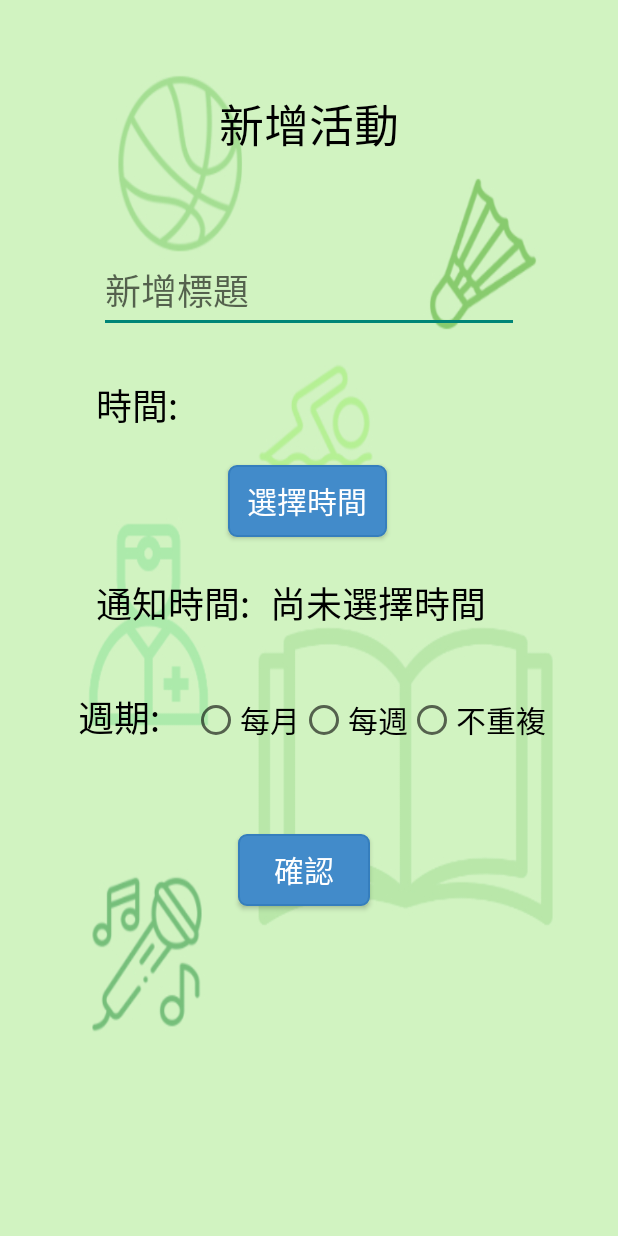
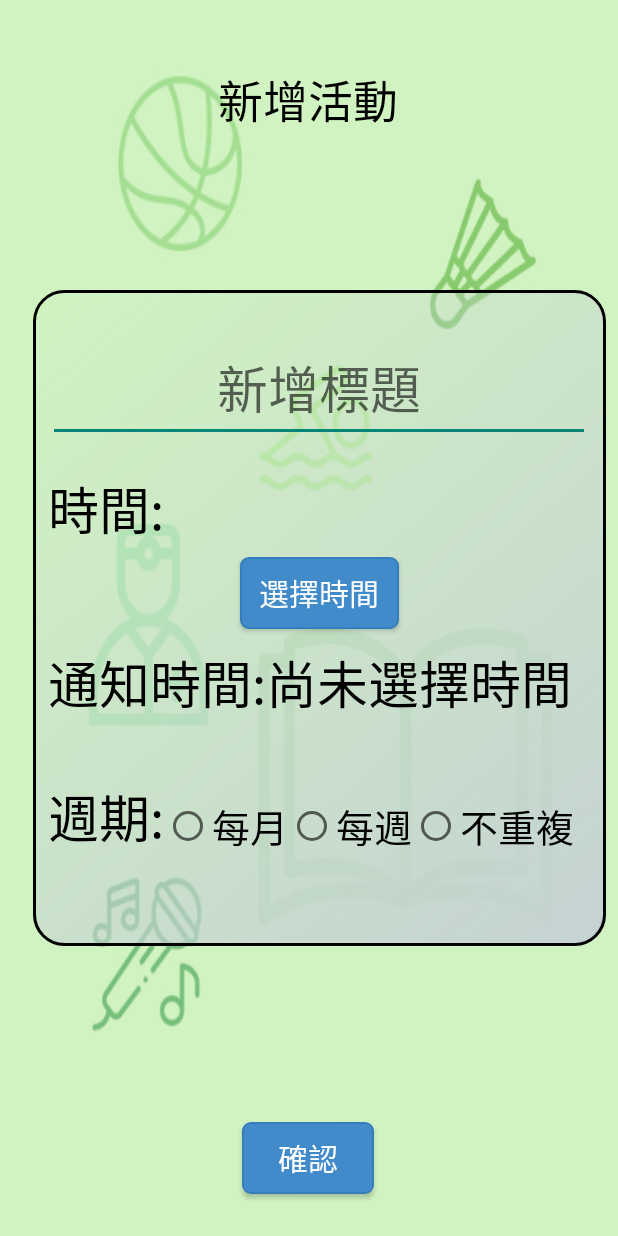
Before and after one commit to HappyGroupHub/TimeManagementMaster, an Android app: the ActivityAddEvent screen opened directly, with no data from a screen before it, on a phone screen of 412 x 824 dp. Run offline under Robolectric (Android 15) with nearby library versions, the phone set to English and light mode, and no system bars; 2 statements that could not run were skipped.

Commit message:
Update(Kyle) - final decoration

```diff
--- a/app/src/main/res/layout/activity_add_event.xml
+++ b/app/src/main/res/layout/activity_add_event.xml
@@ -7,67 +7,24 @@
     android:background="@drawable/addbackground"
     tools:context=".ActivityAddEvent"
     tools:layout_editor_absoluteX="3dp"
-    tools:layout_editor_absoluteY="32dp">
+    tools:layout_editor_absoluteY="32dp"><![CDATA[
 
-    <TextView
-        android:id="@+id/tv_title"
-        android:layout_width="wrap_content"
-        android:layout_height="wrap_content"
-        android:layout_marginStart="8dp"
-        android:layout_marginTop="60dp"
-        android:layout_marginEnd="8dp"
-        android:text="新增活動"
-        android:textColor="@color/black"
-        android:textSize="30sp"
-        app:layout_constraintEnd_toEndOf="parent"
-        app:layout_constraintStart_toStartOf="parent"
-        app:layout_constraintTop_toTopOf="parent" />
 
-    <EditText
-        android:id="@+id/et_eventName"
-        android:layout_width="wrap_content"
-        android:layout_height="wrap_content"
-        android:layout_marginStart="32dp"
-        android:layout_marginTop="60dp"
-        android:layout_marginEnd="32dp"
-        android:ems="10"
-        android:hint="新增標題"
-        android:inputType="textPersonName"
-        android:textSize="24sp"
-        app:layout_constraintEnd_toEndOf="parent"
-        app:layout_constraintStart_toStartOf="parent"
-        app:layout_constraintTop_toBottomOf="@+id/tv_title" />
 
-    <TextView
-        android:id="@+id/tv_time_add_event"
-        android:layout_width="wrap_content"
-        android:layout_height="wrap_content"
-        android:layout_marginStart="64dp"
-        android:layout_marginTop="252dp"
-        android:text="時間:"
-        android:textColor="@color/black"
-        android:textSize="24sp"
-        app:layout_constraintStart_toStartOf="parent"
-        app:layout_constraintTop_toTopOf="parent" /><![CDATA[
+
+
+
 
     app:layout_constraintTop_toTopOf="parent"
     tools:ignore="TouchTargetSizeCheck" />
 
 
 
-    ]]>
 
-    <TextView
-        android:id="@+id/tv_noticeTime"
-        android:layout_width="wrap_content"
-        android:layout_height="wrap_content"
-        android:layout_marginStart="64dp"
-        android:layout_marginTop="384dp"
-        android:text="通知時間:"
-        android:textColor="@color/black"
-        android:textSize="24sp"
-        app:layout_constraintStart_toStartOf="parent"
-        app:layout_constraintTop_toTopOf="parent" /><![CDATA[
+
+
+
+
 
 
 
@@ -97,19 +54,151 @@
 
 
 
+
+
+
+
+
+
+
+
+
+
+
+
     ]]>
+
+    <TextView
+        android:id="@+id/tv_title"
+        android:layout_width="wrap_content"
+        android:layout_height="wrap_content"
+        android:layout_marginStart="8dp"
+        android:layout_marginTop="44dp"
+        android:layout_marginEnd="8dp"
+        android:text="新增活動"
+        android:textColor="@color/black"
+        android:textSize="30sp"
+        app:layout_constraintEnd_toEndOf="parent"
+        app:layout_constraintHorizontal_bias="0.498"
+        app:layout_constraintStart_toStartOf="parent"
+        app:layout_constraintTop_toTopOf="parent" />
+
+    <LinearLayout
+        android:layout_width="382dp"
+        android:layout_height="437dp"
+        android:layout_marginStart="8dp"
+        android:layout_marginEnd="8dp"
+        android:background="@drawable/rectangle_view"
+        android:orientation="vertical"
+        app:layout_constraintBottom_toBottomOf="parent"
+        app:layout_constraintEnd_toEndOf="parent"
+        app:layout_constraintHorizontal_bias="1.0"
+        app:layout_constraintStart_toStartOf="parent"
+        app:layout_constraintTop_toTopOf="parent">
+
+        <androidx.constraintlayout.widget.ConstraintLayout
+            android:layout_width="361dp"
+            android:layout_height="wrap_content"
+            android:layout_weight="1">
+
+            <EditText
+                android:id="@+id/et_eventName"
+                android:layout_width="match_parent"
+                android:layout_height="wrap_content"
+                android:layout_weight="1"
+                android:ems="10"
+                android:gravity="center"
+                android:hint="新增標題"
+                android:inputType="textPersonName"
+                android:textSize="34sp"
+                app:layout_constraintBottom_toBottomOf="parent"
+                app:layout_constraintStart_toStartOf="parent"
+                app:layout_constraintTop_toTopOf="parent" />
+        </androidx.constraintlayout.widget.ConstraintLayout>
+
+        <LinearLayout
+            android:layout_width="match_parent"
+            android:layout_height="20dp"
+            android:layout_weight="1"
+            android:orientation="horizontal">
+
+            <TextView
+                android:id="@+id/tv_time_add_event"
+                android:layout_width="wrap_content"
+                android:layout_height="wrap_content"
+                android:text="時間:"
+                android:textColor="@color/black"
+                android:textSize="34sp" />
+
+            <TextView
+                android:id="@+id/tv_selectedDate"
+                android:layout_width="wrap_content"
+                android:layout_height="wrap_content"
+                android:textSize="34sp" />
+        </LinearLayout>
+
+        <androidx.constraintlayout.widget.ConstraintLayout
+            android:layout_width="match_parent"
+            android:layout_height="wrap_content">
+
+            <Button
+                android:id="@+id/btn_selectTime"
+                style="@style/btn_primary"
+                android:layout_width="106dp"
+                android:layout_height="48dp"
+                android:layout_gravity="center"
+                android:layout_marginStart="8dp"
+                android:layout_marginEnd="8dp"
+                android:layout_marginBottom="10dp"
+                android:text="選擇時間"
+                app:layout_constraintBottom_toBottomOf="parent"
+                app:layout_constraintEnd_toEndOf="parent"
+                app:layout_constraintStart_toStartOf="parent"
+                app:layout_constraintTop_toTopOf="parent" />
+        </androidx.constraintlayout.widget.ConstraintLayout>
+
+        <LinearLayout
+            android:layout_width="match_parent"
+            android:layout_height="wrap_content"
+            android:layout_weight="1"
+            android:orientation="horizontal">
+
+            <TextView
+                android:id="@+id/tv_noticeTime"
+                android:layout_width="wrap_content"
+                android:layout_height="wrap_content"
+                android:text="通知時間:"
+                android:textColor="@color/black"
+                android:textSize="34sp" />
+
+            <TextView
+                android:id="@+id/tv_time"
+                android:layout_width="wrap_content"
+                android:layout_height="wrap_content"
+                android:text="尚未選擇時間"
+                android:textColor="@color/black"
+                android:textSize="34sp" />
+        </LinearLayout>
+
+        <LinearLayout
+            android:layout_width="match_parent"
+            android:layout_height="wrap_content"
+            android:layout_weight="1"
+            android:orientation="horizontal">
+
+            <TextView
+                android:id="@+id/tv_frequency"
+                android:layout_width="wrap_content"
+                android:layout_height="wrap_content"
+                android:text="週期:"
+                android:textColor="@color/black"
+                android:textSize="34sp" />
 
             <RadioGroup
                 android:id="@+id/radioGroup"
                 android:layout_width="wrap_content"
                 android:layout_height="64dp"
-        android:layout_marginStart="16dp"
-        android:layout_marginTop="448dp"
-        android:layout_marginEnd="18dp"
-        android:orientation="horizontal"
-        app:layout_constraintEnd_toEndOf="parent"
-        app:layout_constraintStart_toEndOf="@+id/tv_frequency"
-        app:layout_constraintTop_toTopOf="parent">
+                android:orientation="horizontal">
 
                 <RadioButton
                     android:id="@+id/rb_month"
@@ -117,7 +206,7 @@
                     android:layout_height="wrap_content"
                     android:layout_weight="1"
                     android:text="每月"
-            android:textSize="20sp"
+                    android:textSize="25sp"
                     tools:layout_editor_absoluteX="119dp"
                     tools:layout_editor_absoluteY="464dp" />
 
@@ -127,7 +216,7 @@
                     android:layout_height="wrap_content"
                     android:layout_weight="1"
                     android:text="每週"
-            android:textSize="20sp"
+                    android:textSize="25sp"
                     tools:layout_editor_absoluteX="191dp"
                     tools:layout_editor_absoluteY="464dp" />
 
@@ -137,10 +226,12 @@
                     android:layout_height="match_parent"
                     android:layout_weight="1"
                     android:text="不重複"
-            android:textSize="20sp"
+                    android:textSize="25sp"
                     tools:layout_editor_absoluteX="264dp"
                     tools:layout_editor_absoluteY="448dp" />
             </RadioGroup>
+        </LinearLayout>
+    </LinearLayout>
 
     <Button
         android:id="@+id/btn_done"
@@ -148,60 +239,12 @@
         android:layout_width="wrap_content"
         android:layout_height="wrap_content"
         android:layout_marginStart="24dp"
-        android:layout_marginTop="44dp"
         android:layout_marginEnd="24dp"
+        android:layout_marginBottom="28dp"
         android:text="確認"
+        app:layout_constraintBottom_toBottomOf="parent"
         app:layout_constraintEnd_toEndOf="parent"
-        app:layout_constraintHorizontal_bias="0.487"
-        app:layout_constraintStart_toStartOf="parent"
-        app:layout_constraintTop_toBottomOf="@+id/radioGroup" />
-
-    <TextView
-        android:id="@+id/tv_frequency"
-        android:layout_width="wrap_content"
-        android:layout_height="wrap_content"
-        android:layout_marginStart="52dp"
-        android:layout_marginTop="460dp"
-        android:text="週期:"
-        android:textColor="@color/black"
-        android:textSize="24sp"
-        app:layout_constraintStart_toStartOf="parent"
-        app:layout_constraintTop_toTopOf="parent" />
-
-    <TextView
-        android:id="@+id/tv_time"
-        android:layout_width="wrap_content"
-        android:layout_height="wrap_content"
-        android:layout_marginStart="180dp"
-        android:layout_marginTop="384dp"
-        android:text="尚未選擇時間"
-        android:textColor="@color/black"
-        android:textSize="24sp"
-        app:layout_constraintStart_toStartOf="parent"
-        app:layout_constraintTop_toTopOf="parent" />
-
-    <TextView
-        android:id="@+id/tv_selectedDate"
-        android:layout_width="wrap_content"
-        android:layout_height="wrap_content"
-        android:layout_marginStart="12dp"
-        android:layout_marginTop="252dp"
-        android:textSize="24sp"
-        app:layout_constraintStart_toEndOf="@+id/tv_time_add_event"
-        app:layout_constraintTop_toTopOf="parent" />
-
-    <Button
-        android:id="@+id/btn_selectTime"
-        style="@style/btn_primary"
-        android:layout_width="106dp"
-        android:layout_height="wrap_content"
-        android:layout_marginStart="32dp"
-        android:layout_marginTop="310dp"
-        android:layout_marginEnd="32dp"
-        android:text="選擇時間"
-        app:layout_constraintEnd_toEndOf="parent"
-        app:layout_constraintHorizontal_bias="0.497"
-        app:layout_constraintStart_toStartOf="parent"
-        app:layout_constraintTop_toTopOf="parent" />
+        app:layout_constraintHorizontal_bias="0.498"
+        app:layout_constraintStart_toStartOf="parent" />
 
 </androidx.constraintlayout.widget.ConstraintLayout>
--- a/app/src/main/res/layout/activity_settings.xml
+++ b/app/src/main/res/layout/activity_settings.xml
@@ -58,10 +58,13 @@
 
     <LinearLayout
         android:id="@+id/linearLayout"
-        android:layout_width="324dp"
-        android:layout_height="160dp"
-        android:layout_marginTop="8dp"
+        android:layout_width="377dp"
+        android:layout_height="163dp"
+        android:layout_marginTop="10dp"
+        android:layout_marginBottom="16dp"
+        android:background="@drawable/rectangle_view"
         android:orientation="vertical"
+        app:layout_constraintBottom_toTopOf="@+id/btn_hideFunction"
         app:layout_constraintEnd_toEndOf="parent"
         app:layout_constraintStart_toStartOf="parent"
         app:layout_constraintTop_toBottomOf="@+id/tv_settings">
@@ -92,19 +95,20 @@
         android:layout_width="290dp"
         android:layout_height="wrap_content"
         android:layout_marginStart="32dp"
-        android:layout_marginTop="8dp"
         android:layout_marginEnd="32dp"
+        android:layout_marginBottom="24dp"
         android:text="點我打開隱藏功能"
+        app:layout_constraintBottom_toTopOf="@+id/l_controlnvisable"
         app:layout_constraintEnd_toEndOf="parent"
-        app:layout_constraintStart_toStartOf="parent"
-        app:layout_constraintTop_toBottomOf="@+id/linearLayout" />
+        app:layout_constraintHorizontal_bias="0.491"
+        app:layout_constraintStart_toStartOf="parent" />
 
     <LinearLayout
         android:id="@+id/l_controlnvisable"
         android:layout_width="379dp"
         android:layout_height="260dp"
         android:layout_marginStart="32dp"
-        android:layout_marginTop="24dp"
+        android:layout_marginTop="16dp"
         android:layout_marginEnd="32dp"
         android:background="@drawable/rectangle_view"
         android:orientation="vertical"
```
Lines whose indentation alone changed are shown as unchanged.
